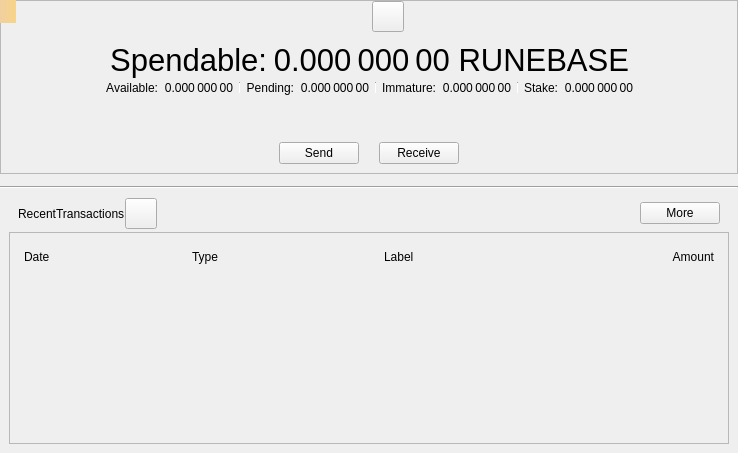
Qt form src/qt/forms/overviewpage.ui (Runebase/runebase) before a commit.
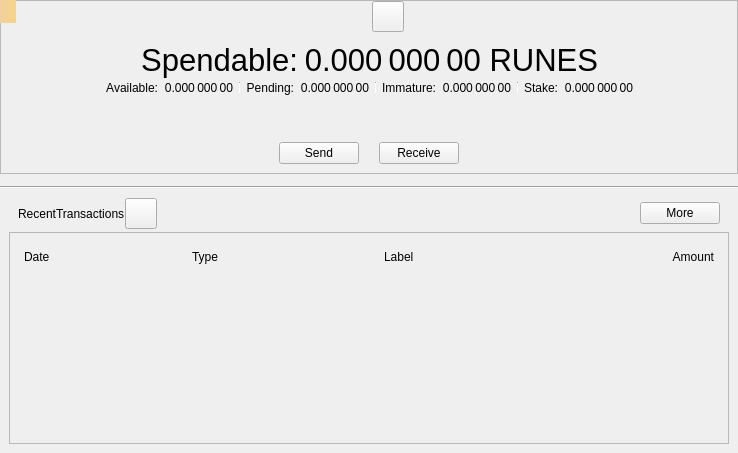
The same form after that commit. Icons and pictures are not drawn. Custom widgets are drawn as their Qt base class.

Commit message: Restore two Runebase specifics lost in the v30.2 merge

The edit to the form file:
```diff
--- a/src/qt/forms/overviewpage.ui
+++ b/src/qt/forms/overviewpage.ui
@@ -203,7 +203,7 @@
                <string>Your current total balance</string>
               </property>
               <property name="text">
-               <string notr="true">0.000 000 00 RUNEBASE</string>
+               <string notr="true">0.000 000 00 RUNES</string>
               </property>
               <property name="alignment">
                <set>Qt::AlignRight|Qt::AlignTrailing|Qt::AlignVCenter</set>
```
The commit also changes 7 other files.
